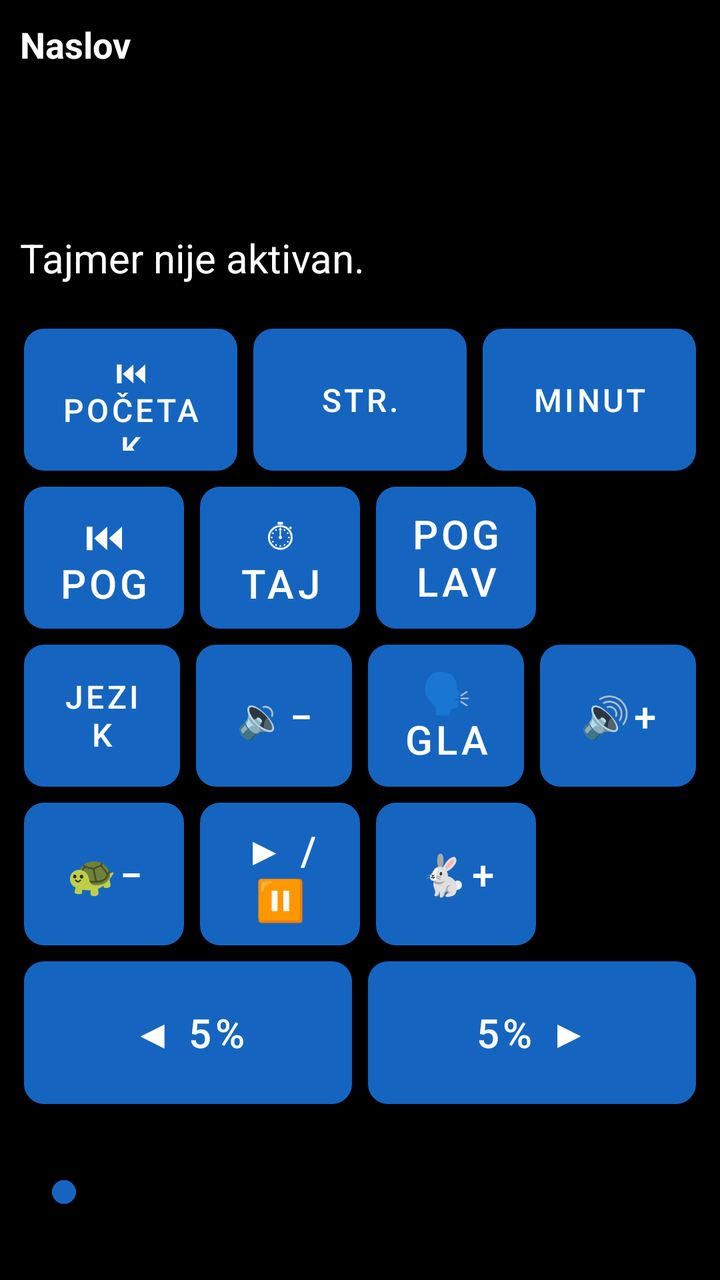
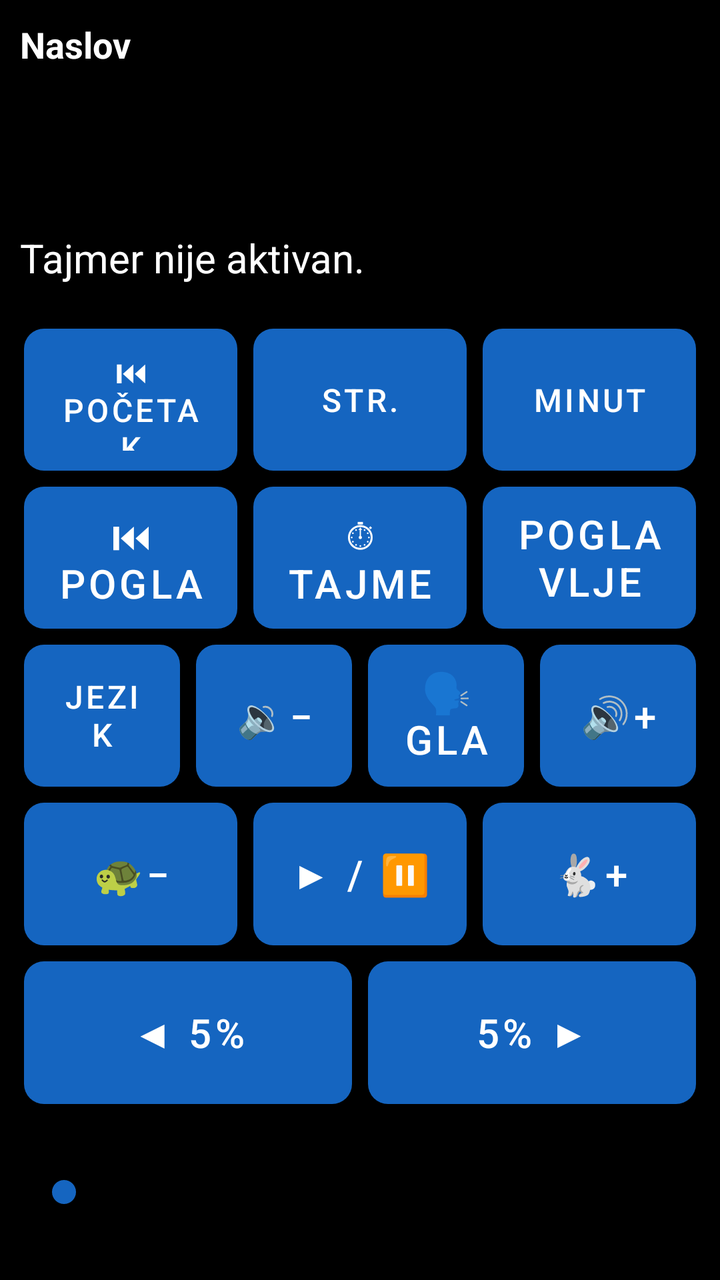

The first picture is an Android layout as it rendered before a commit; the second is the same layout after the commit. The layout source and the unified diff follow.
<!-- AndroidManifest.xml: application theme Theme.RecPoRec -->
<!-- res/layout/activity_reader.xml -->
<?xml version="1.0" encoding="utf-8"?>
<LinearLayout xmlns:android="http://schemas.android.com/apk/res/android"
    android:layout_width="match_parent"
    android:layout_height="match_parent"
    android:orientation="vertical"
    android:fitsSystemWindows="true"
    android:background="@color/background">

    
    <LinearLayout
        android:layout_width="match_parent"
        android:layout_height="wrap_content"
        android:orientation="vertical"
        android:padding="10dp">

        <TextView
            android:id="@+id/textDocTitle"
            android:layout_width="match_parent"
            android:layout_height="wrap_content"
            android:textSize="18sp"
            android:textStyle="bold"
            android:textColor="@color/text_primary"
            android:maxLines="1"
            android:ellipsize="end"
            android:text="Naslov" />

        <TextView
            android:id="@+id/textPages"
            android:layout_width="match_parent"
            android:layout_height="wrap_content"
            android:textSize="20sp"
            android:textColor="@color/text_primary"
            android:accessibilityLiveRegion="polite" />

        <TextView
            android:id="@+id/textElapsed"
            android:layout_width="match_parent"
            android:layout_height="wrap_content"
            android:textSize="20sp"
            android:textColor="@color/text_primary" />

        <TextView
            android:id="@+id/textRemaining"
            android:layout_width="match_parent"
            android:layout_height="wrap_content"
            android:textSize="20sp"
            android:textColor="@color/text_primary" />

        <TextView
            android:id="@+id/textTimerStatus"
            android:layout_width="match_parent"
            android:layout_height="wrap_content"
            android:textSize="20sp"
            android:textColor="@color/text_primary"
            android:text="Tajmer nije aktivan." />
    </LinearLayout>

    
    <LinearLayout
        android:layout_width="match_parent"
        android:layout_height="0dp"
        android:layout_weight="1"
        android:orientation="vertical"
        android:padding="8dp">

        
        <LinearLayout
            android:layout_width="match_parent"
            android:layout_height="0dp"
            android:layout_weight="1"
            android:orientation="horizontal">

            <Button android:id="@+id/btnGoStart" style="@style/KeyButton"
                android:backgroundTint="@color/btn_goto_page"
                android:contentDescription="Idi na početak dokumenta"
                android:textSize="16sp"
                android:text="⏮ Početak" />

            <Button android:id="@+id/btnGotoPage" style="@style/KeyButton"
                android:backgroundTint="@color/btn_goto_page"
                android:contentDescription="@string/btn_goto_page"
                android:textSize="16sp"
                android:text="Str." />

            <Button android:id="@+id/btnGotoMinute" style="@style/KeyButton"
                android:backgroundTint="@color/btn_goto_page"
                android:contentDescription="Idi na određeni minut u dokumentu"
                android:textSize="16sp"
                android:text="Minut" />
        </LinearLayout>

        
        <LinearLayout
            android:layout_width="match_parent"
            android:layout_height="0dp"
            android:layout_weight="1"
            android:orientation="horizontal">

            <Button android:id="@+id/btnPrevChapter" style="@style/KeyButton"
                android:backgroundTint="@color/btn_chapter"
                android:contentDescription="@string/btn_prev_chapter"
                android:text="⏮ Poglavlje" />

            <Button android:id="@+id/btnTimer" style="@style/KeyButton"
                android:backgroundTint="@color/btn_timer"
                android:contentDescription="@string/btn_timer"
                android:text="⏱ Tajmer" />

            <Button android:id="@+id/btnNextChapter" style="@style/KeyButton"
                android:backgroundTint="@color/btn_chapter"
                android:contentDescription="@string/btn_next_chapter"
                android:text="Poglavlje ⏭" />

            <View
                android:layout_width="0dp"
                android:layout_height="match_parent"
                android:layout_weight="1"
                android:importantForAccessibility="no" />
        </LinearLayout>

        
        <LinearLayout
            android:layout_width="match_parent"
            android:layout_height="0dp"
            android:layout_weight="1"
            android:orientation="horizontal">

            <Button android:id="@+id/btnDocLanguage" style="@style/KeyButton"
                android:backgroundTint="@color/btn_goto_page"
                android:contentDescription="Jezik za ovaj dokument"
                android:textSize="16sp"
                android:text="Jezik" />

            <Button android:id="@+id/btnVolDown" style="@style/KeyButton"
                android:backgroundTint="@color/btn_volume"
                android:contentDescription="@string/btn_vol_down"
                android:text="🔉−" />

            <Button android:id="@+id/btnVoice" style="@style/KeyButton"
                android:backgroundTint="@color/btn_voice"
                android:contentDescription="@string/btn_voice"
                android:text="🗣 Glas" />

            <Button android:id="@+id/btnVolUp" style="@style/KeyButton"
                android:backgroundTint="@color/btn_volume"
                android:contentDescription="@string/btn_vol_up"
                android:text="🔊+" />
        </LinearLayout>

        
        <LinearLayout
            android:layout_width="match_parent"
            android:layout_height="0dp"
            android:layout_weight="1"
            android:orientation="horizontal">

            <Button android:id="@+id/btnSpeedDown" style="@style/KeyButton"
                android:backgroundTint="@color/btn_speed"
                android:contentDescription="@string/btn_speed_down"
                android:text="🐢−" />

            <Button android:id="@+id/btnPlayPause" style="@style/KeyButton"
                android:backgroundTint="@color/btn_play"
                android:contentDescription="@string/btn_play_pause"
                android:text="▶ / ⏸" />

            <Button android:id="@+id/btnSpeedUp" style="@style/KeyButton"
                android:backgroundTint="@color/btn_speed"
                android:contentDescription="@string/btn_speed_up"
                android:text="🐇+" />

            <View
                android:layout_width="0dp"
                android:layout_height="match_parent"
                android:layout_weight="1"
                android:importantForAccessibility="no" />
        </LinearLayout>

        
        <LinearLayout
            android:layout_width="match_parent"
            android:layout_height="0dp"
            android:layout_weight="1"
            android:orientation="horizontal">

            <Button android:id="@+id/btnStepBack" style="@style/KeyButton"
                android:layout_weight="2"
                android:backgroundTint="@color/btn_page_nav"
                android:contentDescription="@string/slider_back"
                android:text="◀ 5%" />

            <Button android:id="@+id/btnStepForward" style="@style/KeyButton"
                android:layout_weight="2"
                android:backgroundTint="@color/btn_page_nav"
                android:contentDescription="@string/slider_forward"
                android:text="5% ▶" />
        </LinearLayout>

    </LinearLayout>

    
    <SeekBar
        android:id="@+id/seekProgress"
        android:layout_width="match_parent"
        android:layout_height="56dp"
        android:layout_marginStart="16dp"
        android:layout_marginEnd="16dp"
        android:layout_marginTop="4dp"
        android:layout_marginBottom="16dp"
        android:contentDescription="@string/slider_position"
        android:max="100"
        android:progressTint="@color/btn_voice"
        android:thumbTint="@color/btn_voice" />

</LinearLayout>
<!-- resources referenced by this layout -->
<resources>
  <color name="background">#000000</color>
  <color name="btn_chapter">#2E7D32</color>
  <color name="btn_goto_page">#4527A0</color>
  <color name="btn_page_nav">#AD1457</color>
  <color name="btn_play">#D84315</color>
  <color name="btn_speed">#00838F</color>
  <color name="btn_timer">#6A1B9A</color>
  <color name="btn_voice">#1565C0</color>
  <color name="btn_volume">#F9A825</color>
  <color name="text_primary">#FFFFFF</color>
  <string name="btn_goto_page">Idi na stranicu</string>
  <string name="btn_next_chapter">Sledeće poglavlje</string>
  <string name="btn_play_pause">Pusti ili pauziraj čitanje</string>
  <string name="btn_prev_chapter">Prethodno poglavlje</string>
  <string name="btn_speed_down">Smanji brzinu čitanja</string>
  <string name="btn_speed_up">Povećaj brzinu čitanja</string>
  <string name="btn_timer">Tajmer za automatsku pauzu</string>
  <string name="btn_voice">Izbor glasa</string>
  <string name="btn_vol_down">Smanji jačinu zvuka</string>
  <string name="btn_vol_up">Pojačaj zvuk</string>
  <string name="slider_back">Pomeri pet posto unazad</string>
  <string name="slider_forward">Pomeri pet posto unapred</string>
  <string name="slider_position">Klizač za pomeranje kroz knjigu, pet posto po koraku</string>
  <style name="KeyButton">
          <item name="android:layout_width">0dp</item>
          <item name="android:layout_height">match_parent</item>
          <item name="android:layout_weight">1</item>
          <item name="android:layout_margin">4dp</item>
          <item name="android:textSize">20sp</item>
          <item name="android:textColor">@color/button_text</item>
          <item name="android:background">@drawable/key_button_shape</item>
          <item name="android:stateListAnimator">@null</item>
          <item name="android:elevation">0dp</item>
      </style>
  <style name="Theme.RecPoRec" parent="Theme.MaterialComponents.DayNight.NoActionBar">
          <item name="android:windowBackground">@color/background</item>
          <item name="android:textColorPrimary">@color/text_primary</item>
          <item name="colorPrimary">@color/btn_voice</item>
          <item name="colorOnPrimary">@color/button_text</item>
      </style>
  <color name="button_text">#FFFFFF</color>
  <!-- drawable key_button_shape (drawable) -->
  <?xml version="1.0" encoding="utf-8"?>
  <shape xmlns:android="http://schemas.android.com/apk/res/android"
      android:shape="rectangle">
      <corners android:radius="10dp" />
      <solid android:color="#FFFFFF" />
  </shape>
</resources>

<!-- the commit's change to res/layout/activity_reader.xml (unified diff, before → after) -->
@@ -110,12 +110,6 @@
                 android:backgroundTint="@color/btn_chapter"
                 android:contentDescription="@string/btn_next_chapter"
                 android:text="Poglavlje ⏭" />
-
-            <View
-                android:layout_width="0dp"
-                android:layout_height="match_parent"
-                android:layout_weight="1"
-                android:importantForAccessibility="no" />
         </LinearLayout>
 
         
@@ -168,12 +162,6 @@
                 android:backgroundTint="@color/btn_speed"
                 android:contentDescription="@string/btn_speed_up"
                 android:text="🐇+" />
-
-            <View
-                android:layout_width="0dp"
-                android:layout_height="match_parent"
-                android:layout_weight="1"
-                android:importantForAccessibility="no" />
         </LinearLayout>
 
         
